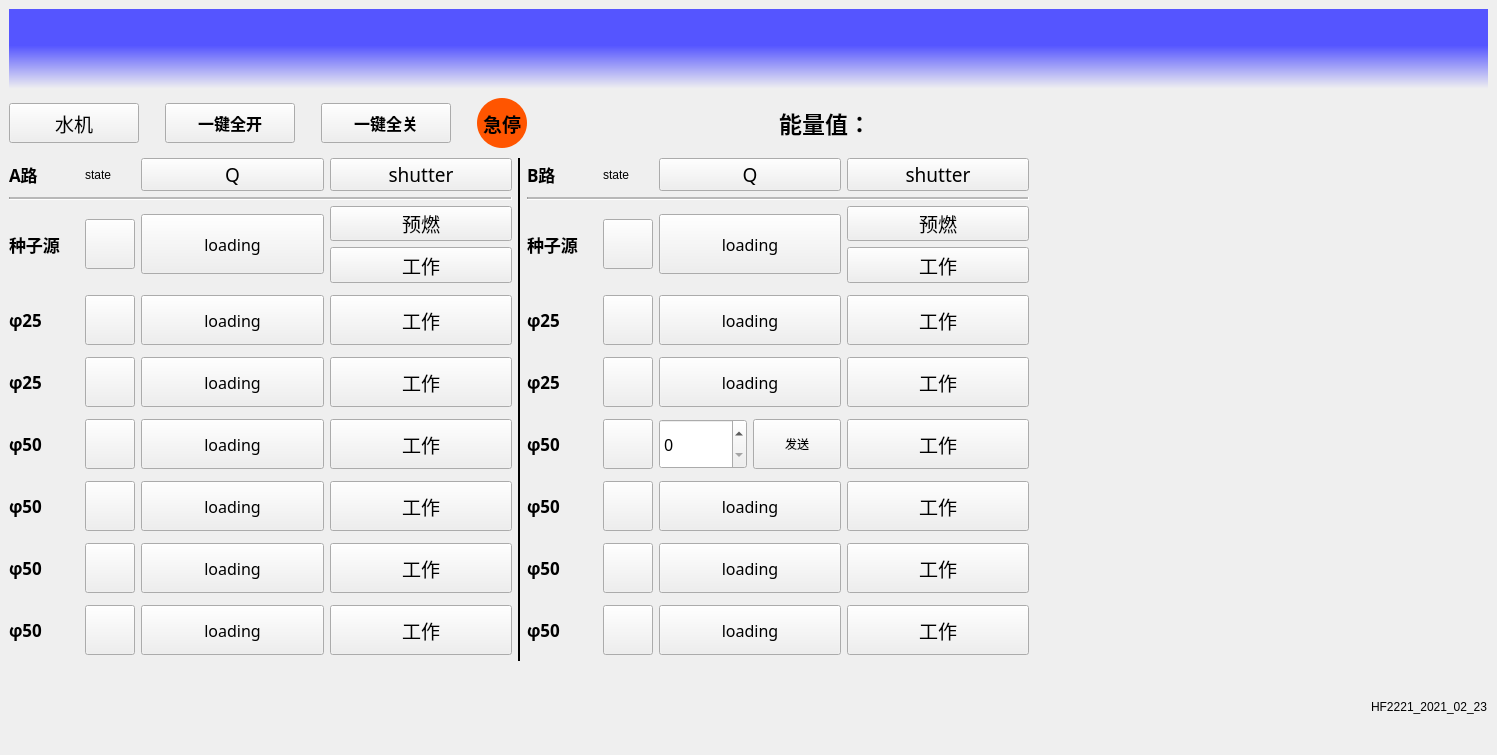
Old version of the form Ui_control.ui in the repository GrantingLiu/HF7211.
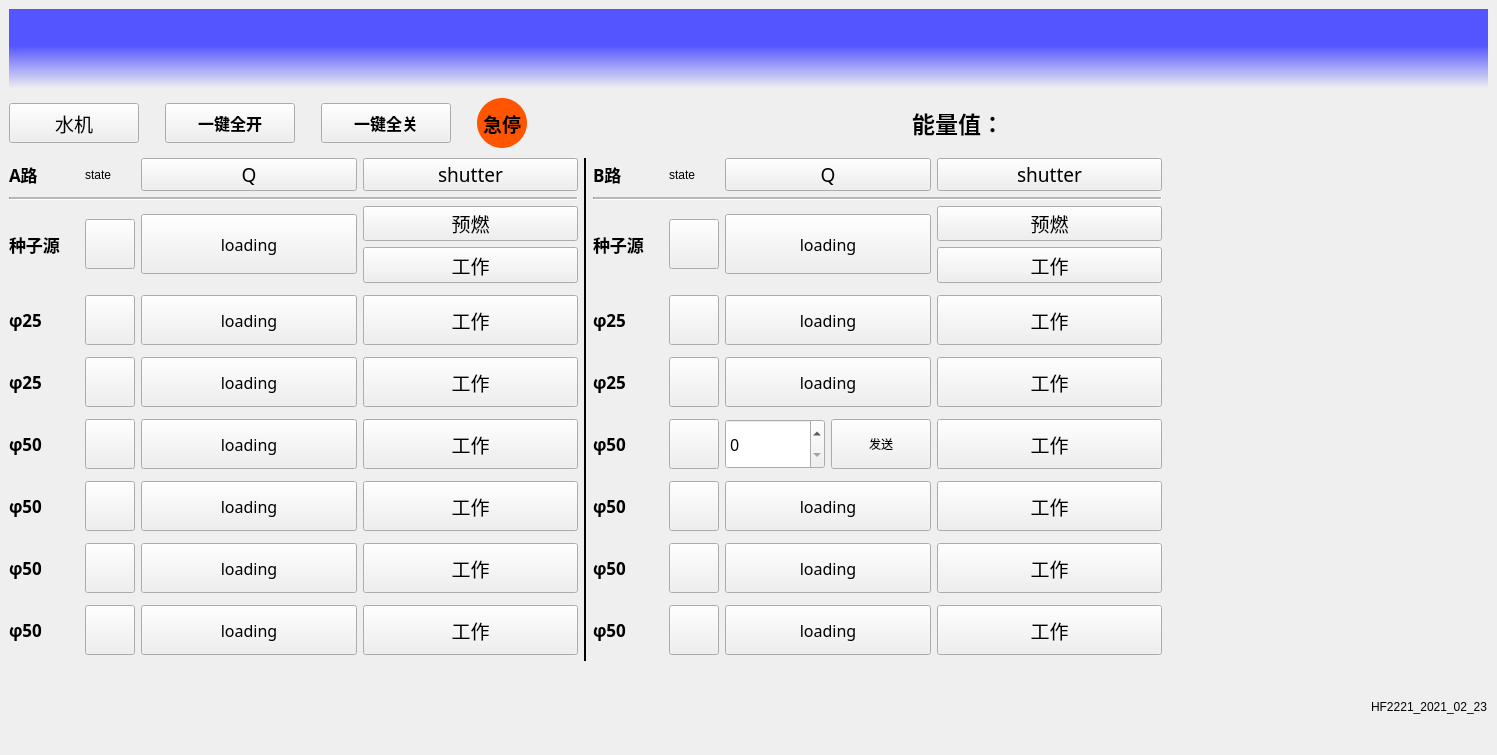
New version of the form. Icons and pictures are not drawn.

Diff of the .ui file:
```diff
--- a/Ui_control.ui
+++ b/Ui_control.ui
@@ -3520,24 +3520,24 @@
           </item>
          </layout>
         </item>
-        <item>
-         <widget class="QWidget" name="camera" native="true">
+        <item alignment="Qt::AlignTop">
+         <widget class="QLabel" name="label_3">
           <property name="sizePolicy">
-           <sizepolicy hsizetype="Minimum" vsizetype="Minimum">
+           <sizepolicy hsizetype="Fixed" vsizetype="Fixed">
             <horstretch>0</horstretch>
             <verstretch>0</verstretch>
            </sizepolicy>
           </property>
           <property name="minimumSize">
            <size>
-            <width>453</width>
-            <height>450</height>
+            <width>320</width>
+            <height>240</height>
            </size>
           </property>
           <property name="maximumSize">
            <size>
-            <width>700</width>
-            <height>563</height>
+            <width>320</width>
+            <height>240</height>
            </size>
           </property>
          </widget>
```
Left out of the diff: 12 changed lines with no effect on the pictures.
